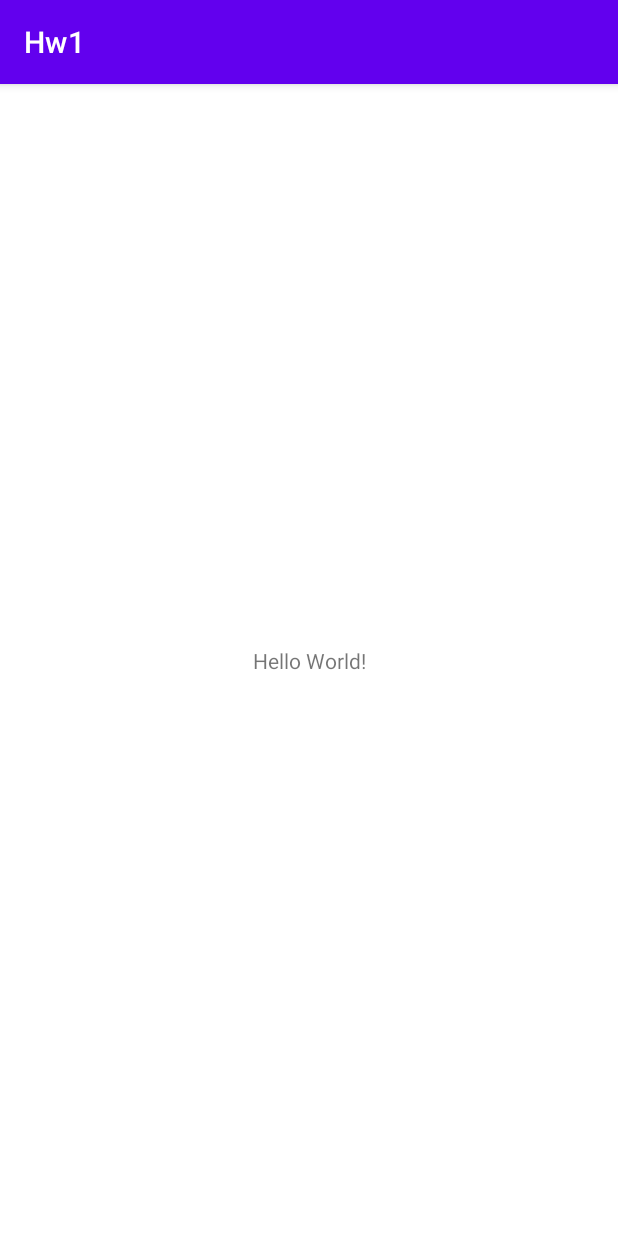
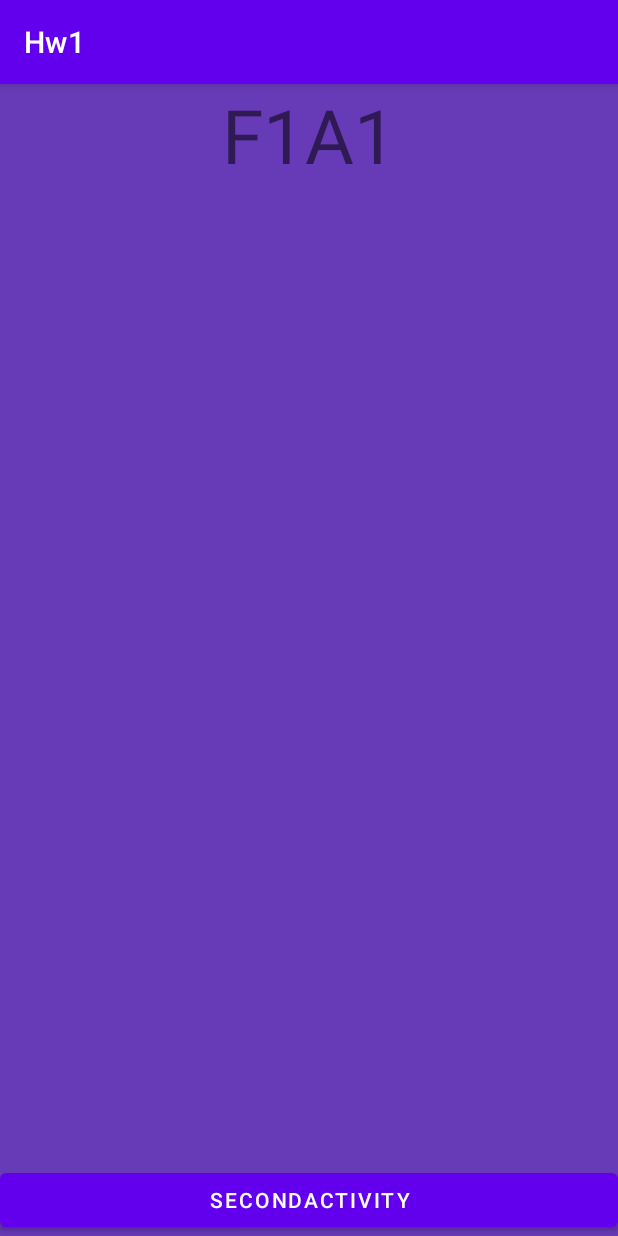
Before and after one commit to jipii/Tema1, an Android app: the screen it shows after launch (MainActivity), on a phone screen of 412 x 824 dp. Run offline under Robolectric (Android 15) with nearby library versions, the phone set to English and light mode, and no system bars.

Commit message:
Tema1 - Android

```diff
--- a/TemaAndroid/app/build.gradle
+++ b/TemaAndroid/app/build.gradle
@@ -29,10 +29,11 @@ android {
 }
 
 dependencies {
-
+    implementation "androidx.fragment:fragment:1.3.1"
     implementation 'androidx.appcompat:appcompat:1.2.0'
     implementation 'com.google.android.material:material:1.3.0'
     implementation 'androidx.constraintlayout:constraintlayout:2.0.4'
+    implementation 'androidx.legacy:legacy-support-v4:1.0.0'
     testImplementation 'junit:junit:4.+'
     androidTestImplementation 'androidx.test.ext:junit:1.1.2'
     androidTestImplementation 'androidx.test.espresso:espresso-core:3.3.0'
--- a/TemaAndroid/app/src/main/AndroidManifest.xml
+++ b/TemaAndroid/app/src/main/AndroidManifest.xml
@@ -9,6 +9,7 @@
         android:roundIcon="@mipmap/ic_launcher_round"
         android:supportsRtl="true"
         android:theme="@style/Theme.Hw1">
+        <activity android:name=".SecondActivity"></activity>
         <activity android:name=".MainActivity">
             <intent-filter>
                 <action android:name="android.intent.action.MAIN" />
--- /dev/null
+++ b/TemaAndroid/app/src/main/java/com/example/hw1/F1.java
@@ -0,0 +1,22 @@
+package com.example.hw1;
+
+import android.os.Bundle;
+
+import androidx.fragment.app.Fragment;
+
+import android.view.LayoutInflater;
+import android.view.View;
+import android.view.ViewGroup;
+
+public class F1 extends Fragment {
+
+    @Override
+    public void onCreate(Bundle savedInstanceState) {
+        super.onCreate(savedInstanceState);
+    }
+
+    @Override
+    public View onCreateView(LayoutInflater inflater, ViewGroup container, Bundle savedInstanceState) {
+        return inflater.inflate(R.layout.fragment_f1, container, false);
+    }
+}
--- a/TemaAndroid/app/src/main/java/com/example/hw1/MainActivity.java
+++ b/TemaAndroid/app/src/main/java/com/example/hw1/MainActivity.java
@@ -2,7 +2,9 @@ package com.example.hw1;
 
 import androidx.appcompat.app.AppCompatActivity;
 
+import android.content.Intent;
 import android.os.Bundle;
+import android.view.View;
 
 public class MainActivity extends AppCompatActivity {
 
@@ -11,4 +13,8 @@ public class MainActivity extends AppCompatActivity {
         super.onCreate(savedInstanceState);
         setContentView(R.layout.activity_main);
     }
+    public void startSecond(View view) {
+        Intent secondIntent = new Intent(MainActivity.this, SecondActivity.class);
+        startActivity(secondIntent);
+    }
 }
--- a/TemaAndroid/app/src/main/res/layout/activity_main.xml
+++ b/TemaAndroid/app/src/main/res/layout/activity_main.xml
@@ -1,18 +1,18 @@
 <?xml version="1.0" encoding="utf-8"?>
-<androidx.constraintlayout.widget.ConstraintLayout xmlns:android="http://schemas.android.com/apk/res/android"
+<LinearLayout xmlns:android="http://schemas.android.com/apk/res/android"
     xmlns:app="http://schemas.android.com/apk/res-auto"
     xmlns:tools="http://schemas.android.com/tools"
     android:layout_width="match_parent"
     android:layout_height="match_parent"
+    android:background="#673AB7"
+    android:orientation="horizontal"
     tools:context=".MainActivity">
 
-    <TextView
-        android:layout_width="wrap_content"
-        android:layout_height="wrap_content"
-        android:text="Hello World!"
-        app:layout_constraintBottom_toBottomOf="parent"
-        app:layout_constraintLeft_toLeftOf="parent"
-        app:layout_constraintRight_toRightOf="parent"
-        app:layout_constraintTop_toTopOf="parent" />
+    <fragment
+        android:id="@+id/f1a1_fragment"
+        android:name="com.example.hw1.F1"
+        android:layout_width="match_parent"
+        android:layout_height="match_parent"
+        />
 
-</androidx.constraintlayout.widget.ConstraintLayout>
+</LinearLayout>
--- /dev/null
+++ b/TemaAndroid/app/src/main/res/layout/fragment_f1.xml
@@ -0,0 +1,23 @@
+<?xml version="1.0" encoding="utf-8"?>
+<FrameLayout xmlns:android="http://schemas.android.com/apk/res/android"
+    xmlns:tools="http://schemas.android.com/tools"
+    android:layout_width="match_parent"
+    android:layout_height="match_parent"
+    tools:context=".F1">
+
+<TextView
+    android:layout_width="match_parent"
+    android:layout_height="wrap_content"
+    android:text="F1A1"
+    android:textSize="50dp"
+    android:gravity="center"
+    />
+
+    <Button
+        android:id="@+id/button"
+        android:layout_width="match_parent"
+        android:layout_height="wrap_content"
+        android:text="@string/second_activity"
+        android:onClick="startSecond"
+        android:layout_gravity="bottom"/>
+</FrameLayout>
--- a/TemaAndroid/app/src/main/res/values/strings.xml
+++ b/TemaAndroid/app/src/main/res/values/strings.xml
@@ -1,3 +1,8 @@
 <resources>
     <string name="app_name">Hw1</string>
+    <!-- TODO: Remove or change this placeholder text -->
+    <string name="hello_blank_fragment">Hello blank fragment</string>
+    <string name="second_activity">SecondActivity</string>
+    <string name="button">Button</string>
+    <string name="add_f2a2">Add F2A2</string>
 </resources>
```
Also changed, not shown: TemaAndroid/app/src/main/java/com/example/hw1/F1A2.java (added, +22 -0 lines), TemaAndroid/app/src/main/java/com/example/hw1/F2A2.java (added, +23 -0 lines), TemaAndroid/app/src/main/java/com/example/hw1/F3A2.java (added, +25 -0 lines), TemaAndroid/app/src/main/java/com/example/hw1/SecondActivity.java (added, +60 -0 lines), TemaAndroid/app/src/main/res/layout/activity_second.xml (added, +16 -0 lines), TemaAndroid/app/src/main/res/layout/fragment_f1_a2.xml (added, +24 -0 lines), TemaAndroid/app/src/main/res/layout/fragment_f2_a2.xml (added, +43 -0 lines), TemaAndroid/app/src/main/res/layout/fragment_f3_a2.xml (added, +15 -0 lines).
